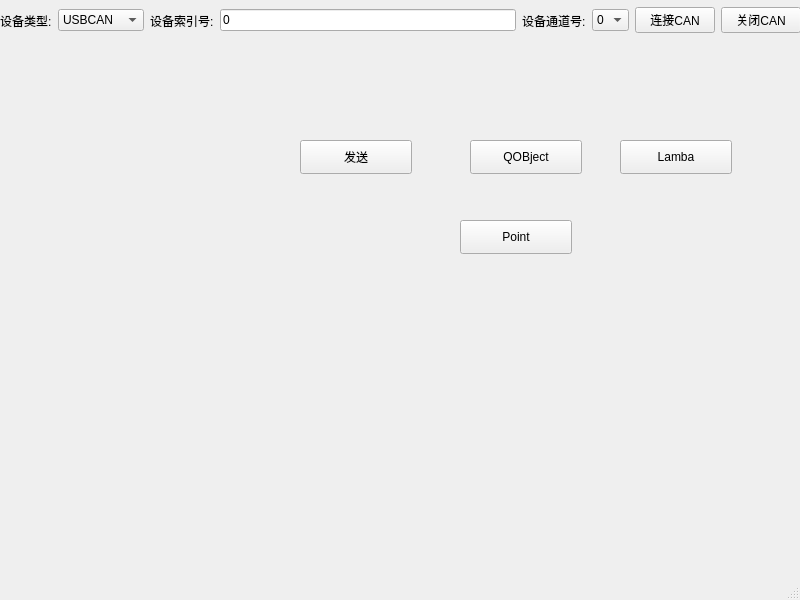
lisongbing/zlgcan, file mainwindow.ui: the form before one commit.
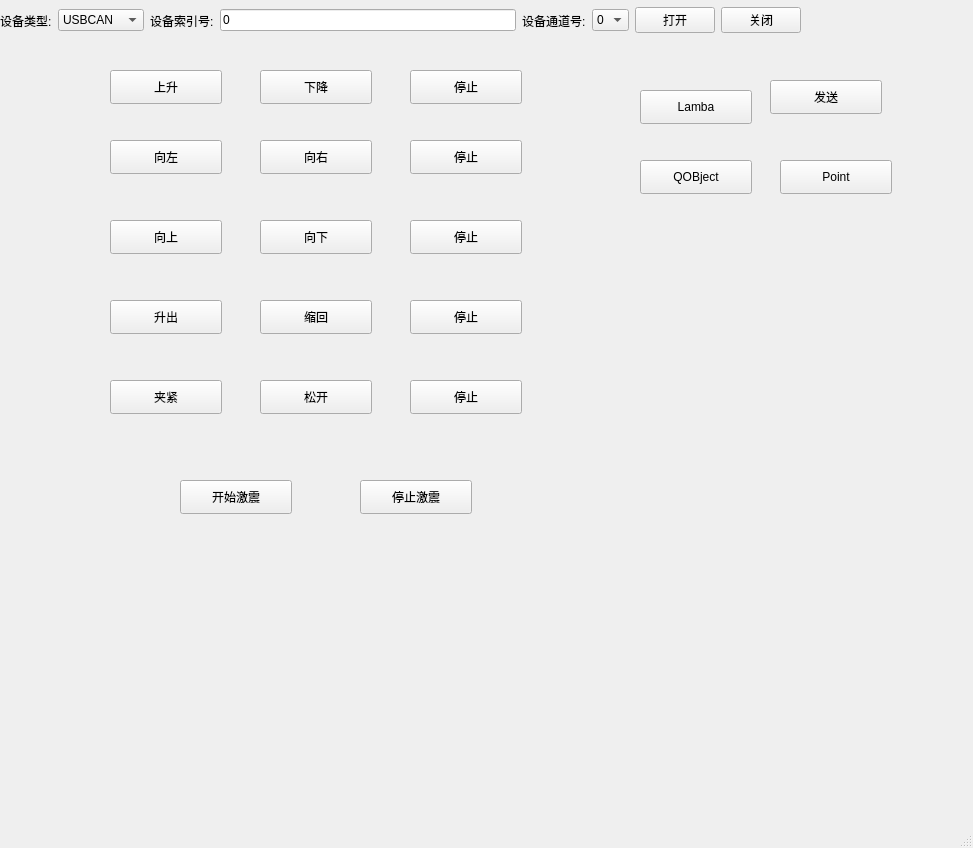
The form after the commit.

```diff
--- a/mainwindow.ui
+++ b/mainwindow.ui
@@ -6,8 +6,8 @@
    <rect>
     <x>0</x>
     <y>0</y>
-    <width>800</width>
-    <height>600</height>
+    <width>973</width>
+    <height>848</height>
    </rect>
   </property>
   <property name="windowTitle">
@@ -17,8 +17,8 @@
    <widget class="QPushButton" name="pushButton">
     <property name="geometry">
      <rect>
-      <x>300</x>
-      <y>140</y>
+      <x>770</x>
+      <y>80</y>
       <width>112</width>
       <height>34</height>
      </rect>
@@ -30,8 +30,8 @@
    <widget class="QPushButton" name="btncon">
     <property name="geometry">
      <rect>
-      <x>470</x>
-      <y>140</y>
+      <x>640</x>
+      <y>160</y>
       <width>112</width>
       <height>34</height>
      </rect>
@@ -43,8 +43,8 @@
    <widget class="QPushButton" name="lamba">
     <property name="geometry">
      <rect>
-      <x>620</x>
-      <y>140</y>
+      <x>640</x>
+      <y>90</y>
       <width>112</width>
       <height>34</height>
      </rect>
@@ -56,8 +56,8 @@
    <widget class="QPushButton" name="point">
     <property name="geometry">
      <rect>
-      <x>460</x>
-      <y>220</y>
+      <x>780</x>
+      <y>160</y>
       <width>112</width>
       <height>34</height>
      </rect>
@@ -135,19 +135,240 @@
      <item>
       <widget class="QPushButton" name="openButton">
        <property name="text">
-        <string>连接CAN</string>
+        <string>打开</string>
        </property>
       </widget>
      </item>
      <item>
       <widget class="QPushButton" name="closeButton">
        <property name="text">
-        <string>关闭CAN</string>
+        <string>关闭</string>
        </property>
       </widget>
      </item>
     </layout>
    </widget>
+   <widget class="QPushButton" name="pushButton_2">
+    <property name="geometry">
+     <rect>
+      <x>110</x>
+      <y>70</y>
+      <width>112</width>
+      <height>34</height>
+     </rect>
+    </property>
+    <property name="text">
+     <string>上升</string>
+    </property>
+   </widget>
+   <widget class="QPushButton" name="pushButton_3">
+    <property name="geometry">
+     <rect>
+      <x>260</x>
+      <y>70</y>
+      <width>112</width>
+      <height>34</height>
+     </rect>
+    </property>
+    <property name="text">
+     <string>下降</string>
+    </property>
+   </widget>
+   <widget class="QPushButton" name="pushButton_4">
+    <property name="geometry">
+     <rect>
+      <x>410</x>
+      <y>70</y>
+      <width>112</width>
+      <height>34</height>
+     </rect>
+    </property>
+    <property name="text">
+     <string>停止</string>
+    </property>
+   </widget>
+   <widget class="QPushButton" name="pushButton_5">
+    <property name="geometry">
+     <rect>
+      <x>110</x>
+      <y>140</y>
+      <width>112</width>
+      <height>34</height>
+     </rect>
+    </property>
+    <property name="text">
+     <string>向左</string>
+    </property>
+   </widget>
+   <widget class="QPushButton" name="pushButton_6">
+    <property name="geometry">
+     <rect>
+      <x>260</x>
+      <y>140</y>
+      <width>112</width>
+      <height>34</height>
+     </rect>
+    </property>
+    <property name="text">
+     <string>向右</string>
+    </property>
+   </widget>
+   <widget class="QPushButton" name="pushButton_7">
+    <property name="geometry">
+     <rect>
+      <x>410</x>
+      <y>140</y>
+      <width>112</width>
+      <height>34</height>
+     </rect>
+    </property>
+    <property name="text">
+     <string>停止</string>
+    </property>
+   </widget>
+   <widget class="QPushButton" name="pushButton_8">
+    <property name="geometry">
+     <rect>
+      <x>110</x>
+      <y>220</y>
+      <width>112</width>
+      <height>34</height>
+     </rect>
+    </property>
+    <property name="text">
+     <string>向上</string>
+    </property>
+   </widget>
+   <widget class="QPushButton" name="pushButton_9">
+    <property name="geometry">
+     <rect>
+      <x>260</x>
+      <y>220</y>
+      <width>112</width>
+      <height>34</height>
+     </rect>
+    </property>
+    <property name="text">
+     <string>向下</string>
+    </property>
+   </widget>
+   <widget class="QPushButton" name="pushButton_10">
+    <property name="geometry">
+     <rect>
+      <x>410</x>
+      <y>220</y>
+      <width>112</width>
+      <height>34</height>
+     </rect>
+    </property>
+    <property name="text">
+     <string>停止</string>
+    </property>
+   </widget>
+   <widget class="QPushButton" name="pushButton_11">
+    <property name="geometry">
+     <rect>
+      <x>110</x>
+      <y>300</y>
+      <width>112</width>
+      <height>34</height>
+     </rect>
+    </property>
+    <property name="text">
+     <string>升出</string>
+    </property>
+   </widget>
+   <widget class="QPushButton" name="pushButton_12">
+    <property name="geometry">
+     <rect>
+      <x>260</x>
+      <y>300</y>
+      <width>112</width>
+      <height>34</height>
+     </rect>
+    </property>
+    <property name="text">
+     <string>缩回</string>
+    </property>
+   </widget>
+   <widget class="QPushButton" name="pushButton_13">
+    <property name="geometry">
+     <rect>
+      <x>410</x>
+      <y>300</y>
+      <width>112</width>
+      <height>34</height>
+     </rect>
+    </property>
+    <property name="text">
+     <string>停止</string>
+    </property>
+   </widget>
+   <widget class="QPushButton" name="pushButton_14">
+    <property name="geometry">
+     <rect>
+      <x>110</x>
+      <y>380</y>
+      <width>112</width>
+      <height>34</height>
+     </rect>
+    </property>
+    <property name="text">
+     <string>夹紧</string>
+    </property>
+   </widget>
+   <widget class="QPushButton" name="pushButton_15">
+    <property name="geometry">
+     <rect>
+      <x>260</x>
+      <y>380</y>
+      <width>112</width>
+      <height>34</height>
+     </rect>
+    </property>
+    <property name="text">
+     <string>松开</string>
+    </property>
+   </widget>
+   <widget class="QPushButton" name="pushButton_16">
+    <property name="geometry">
+     <rect>
+      <x>410</x>
+      <y>380</y>
+      <width>112</width>
+      <height>34</height>
+     </rect>
+    </property>
+    <property name="text">
+     <string>停止</string>
+    </property>
+   </widget>
+   <widget class="QPushButton" name="pushButton_17">
+    <property name="geometry">
+     <rect>
+      <x>180</x>
+      <y>480</y>
+      <width>112</width>
+      <height>34</height>
+     </rect>
+    </property>
+    <property name="text">
+     <string>开始激震</string>
+    </property>
+   </widget>
+   <widget class="QPushButton" name="pushButton_18">
+    <property name="geometry">
+     <rect>
+      <x>360</x>
+      <y>480</y>
+      <width>112</width>
+      <height>34</height>
+     </rect>
+    </property>
+    <property name="text">
+     <string>停止激震</string>
+    </property>
+   </widget>
   </widget>
   <widget class="QMenuBar" name="menubar">
    <property name="geometry">
```
Left out of the diff: 2 changed lines with no effect on the pictures.
